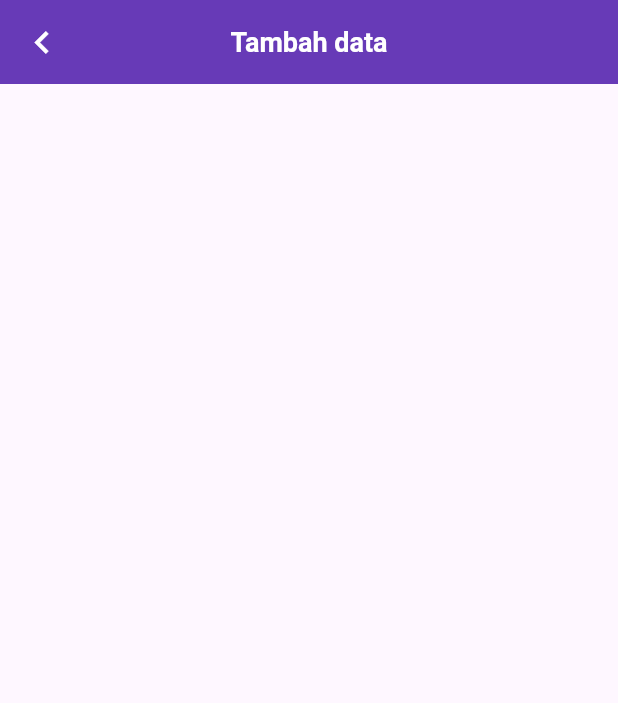
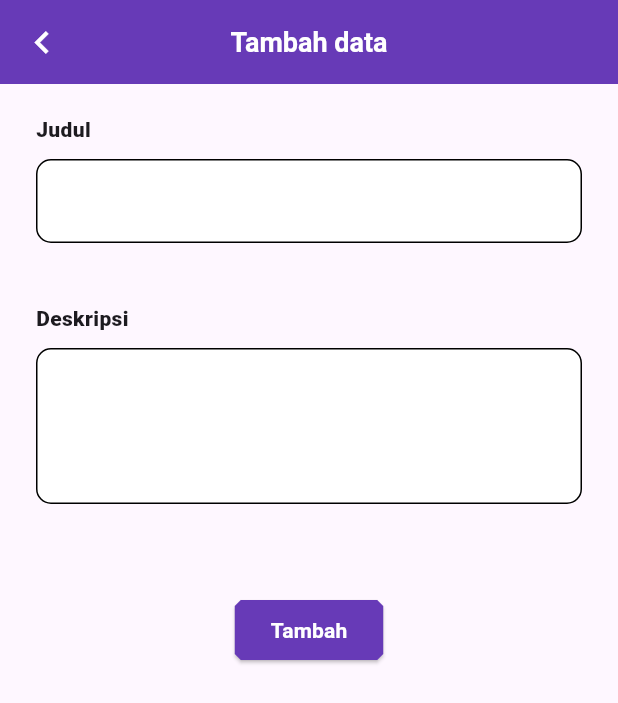
Before and after one commit to anggaaprianda04/todo-list-apps, a Flutter app: the HomePage screen opened directly, after a tap on the "add" icon, on a phone screen of 412 x 824 dp. Shown: the top 703 px of the screen. Run offline on Flutter 3.47's test engine with Material 3 defaults, Android fonts, the phone set to English and light mode, and no system bars; our stand-ins replace sqflite; accounts and stored records are empty.

```diff
--- a/lib/create_page.dart
+++ b/lib/create_page.dart
@@ -1,5 +1,8 @@
 import 'package:flutter/material.dart';
 import 'package:todo_list/custom_appbar.dart';
+import 'package:todo_list/custom_form_field.dart';
+import 'package:todo_list/database_instance.dart';
+import 'package:todo_list/home_page.dart';
 
 class CreatePage extends StatefulWidget {
   const CreatePage({super.key});
@@ -9,15 +12,78 @@ class CreatePage extends StatefulWidget {
 }
 
 class _CreatePageState extends State<CreatePage> {
+  DatabaseInstance databaseInstance = DatabaseInstance();
+  TextEditingController titleController = TextEditingController(text: "");
+  TextEditingController descController = TextEditingController(text: "");
+
+  @override
+  void dispose() {
+    titleController.clear();
+    descController.clear();
+    super.dispose();
+  }
+
+  @override
+  void initState() {
+    databaseInstance.database();
+    super.initState();
+  }
+
   @override
   Widget build(BuildContext context) {
-    return const Scaffold(
-      appBar: CustomAppBar(
+    return Scaffold(
+      appBar: const CustomAppBar(
         isBackPage: true,
         title: 'Tambah data',
       ),
-      body: Column(
-        children: [],
+      body: Padding(
+        padding: const EdgeInsets.symmetric(horizontal: 24),
+        child: Column(
+          children: [
+            const SizedBox(
+              height: 20,
+            ),
+            CustomFormFiled(
+              title: "Judul",
+              textEditingController: titleController,
+            ),
+            CustomFormFiled(
+              title: "Deskripsi",
+              textEditingController: descController,
+              isMaxLine: true,
+            ),
+            const SizedBox(
+              height: 20,
+            ),
+            ElevatedButton(
+                style: const ButtonStyle(
+                    shape: MaterialStatePropertyAll(BeveledRectangleBorder(
+                        borderRadius: BorderRadius.all(Radius.circular(4)))),
+                    backgroundColor:
+                        MaterialStatePropertyAll(Colors.deepPurple)),
+                onPressed: () async {
+                  await databaseInstance.insert({
+                    "title": titleController.text,
+                    "desc": descController.text,
+                    "created_at": DateTime.now().toString(),
+                    "updated_at": DateTime.now().toString(),
+                  });
+                  Navigator.pushAndRemoveUntil(
+                      // ignore: use_build_context_synchronously
+                      context,
+                      MaterialPageRoute(
+                        builder: (context) => const HomePage(),
+                      ),
+                      (route) => false);
+                  setState(() {});
+                },
+                child: const Text(
+                  'Tambah',
+                  style: TextStyle(
+                      fontWeight: FontWeight.w700, color: Colors.white),
+                ))
+          ],
+        ),
       ),
     );
   }
--- /dev/null
+++ b/lib/custom_form_field.dart
@@ -0,0 +1,50 @@
+import 'package:flutter/material.dart';
+
+class CustomFormFiled extends StatelessWidget {
+  final String title;
+  final bool isMaxLine;
+  final TextEditingController textEditingController;
+  const CustomFormFiled({
+    required this.textEditingController,
+    required this.title,
+    this.isMaxLine = false,
+    super.key,
+  });
+
+  @override
+  Widget build(BuildContext context) {
+    return Container(
+      margin: const EdgeInsets.only(bottom: 40),
+      child: Column(
+        crossAxisAlignment: CrossAxisAlignment.start,
+        children: [
+          Text(
+            title,
+            style: const TextStyle(fontWeight: FontWeight.w800),
+          ),
+          const SizedBox(
+            height: 10,
+          ),
+          TextFormField(
+            controller: textEditingController,
+            maxLines: isMaxLine ? 3 : null,
+            decoration: const InputDecoration(
+              filled: true,
+              fillColor: Colors.white,
+              border: OutlineInputBorder(
+                borderRadius: BorderRadius.all(
+                  Radius.circular(10),
+                ),
+              ),
+              enabledBorder: OutlineInputBorder(
+                borderRadius: BorderRadius.all(
+                  Radius.circular(10),
+                ),
+              ),
+            ),
+          )
+        ],
+      ),
+    );
+  }
+}
--- a/lib/database_instance.dart
+++ b/lib/database_instance.dart
@@ -37,6 +37,8 @@ class DatabaseInstance {
   }
 
   Future<List<TodoModel>> getAll() async {
+    _database ??= await database();
+    await Future.delayed(const Duration(seconds: 1));
     final data = await _database!.query(table);
     List<TodoModel> result = data.map((e) => TodoModel.fromJson(e)).toList();
     // print(result);
@@ -47,4 +49,10 @@ class DatabaseInstance {
     final query = await _database!.insert(table, row);
     return query;
   }
+
+  Future<int> delete(int id) async {
+    final query =
+        await _database!.delete(table, where: '$id = ?', whereArgs: [id]);
+    return query;
+  }
 }
--- /dev/null
+++ b/lib/detail_page.dart
@@ -0,0 +1,16 @@
+import 'package:flutter/material.dart';
+import 'package:todo_list/custom_appbar.dart';
+
+class DetailPage extends StatelessWidget {
+  const DetailPage({super.key});
+
+  @override
+  Widget build(BuildContext context) {
+    return const Scaffold(
+      appBar: CustomAppBar(
+        title: 'Detail',
+        isBackPage: true,
+      ),
+    );
+  }
+}
--- a/lib/home_page.dart
+++ b/lib/home_page.dart
@@ -2,6 +2,7 @@ import 'package:flutter/material.dart';
 import 'package:todo_list/create_page.dart';
 import 'package:todo_list/custom_appbar.dart';
 import 'package:todo_list/database_instance.dart';
+import 'package:todo_list/detail_page.dart';
 import 'package:todo_list/todo_model.dart';
 
 class HomePage extends StatefulWidget {
@@ -13,6 +14,10 @@ class HomePage extends StatefulWidget {
 
 class _HomePageState extends State<HomePage> {
   DatabaseInstance databaseInstance = DatabaseInstance();
+
+  Future _refresh() async {
+    setState(() {});
+  }
 
   @override
   void initState() {
@@ -34,7 +39,15 @@ class _HomePageState extends State<HomePage> {
               ));
         },
       ),
-      body: FutureBuilder<List<TodoModel>>(
+      body: RefreshIndicator(
+        edgeOffset: 20.0,
+        backgroundColor: Colors.white,
+        triggerMode: RefreshIndicatorTriggerMode.onEdge,
+        strokeWidth: 3.0,
+        color: Colors.deepPurple,
+        displacement: 20.0,
+        onRefresh: () => _refresh(),
+        child: FutureBuilder<List<TodoModel>>(
           future: databaseInstance.getAll(),
           builder: (context, snapshot) {
             if (snapshot.hasData) {
@@ -44,8 +57,15 @@ class _HomePageState extends State<HomePage> {
               return ListView.builder(
                 itemCount: snapshot.data!.length,
                 itemBuilder: (context, index) {
-                return ListTile(
+                  return GestureDetector(
+                    onTap: () => Navigator.push(
+                        context,
+                        MaterialPageRoute(
+                          builder: (context) => const DetailPage(),
+                        )),
+                    child: ListTile(
                       title: Text(snapshot.data![index].title ?? ""),
+                    ),
                   );
                 },
               );
@@ -59,6 +79,7 @@ class _HomePageState extends State<HomePage> {
             }
           },
         ),
+      ),
     );
   }
 }
```
Lines whose indentation alone changed are shown as unchanged.
